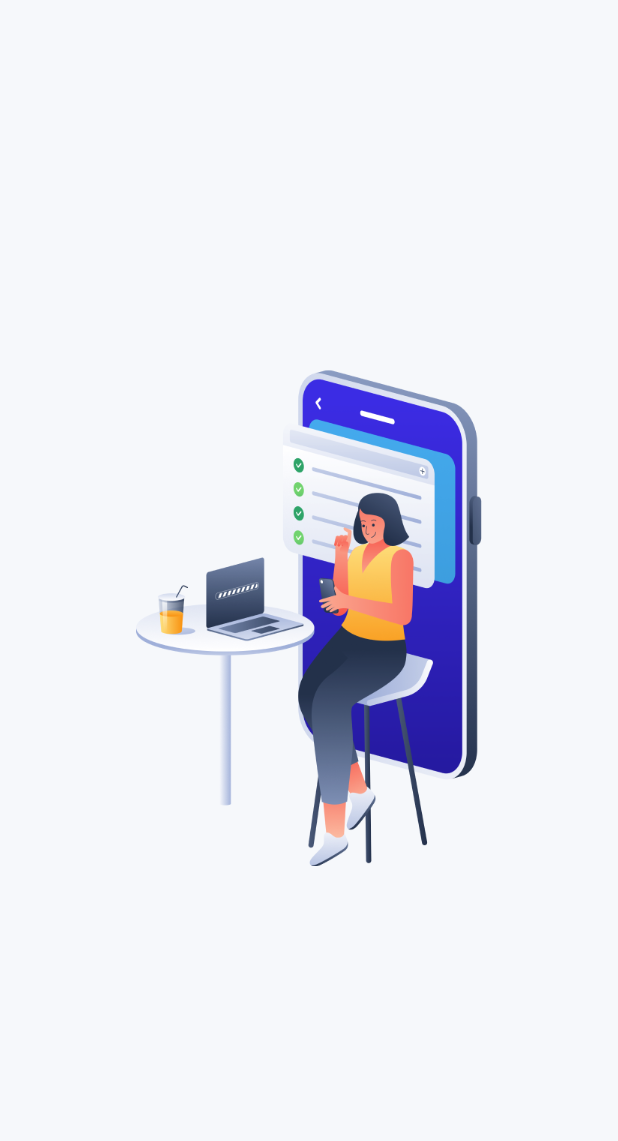
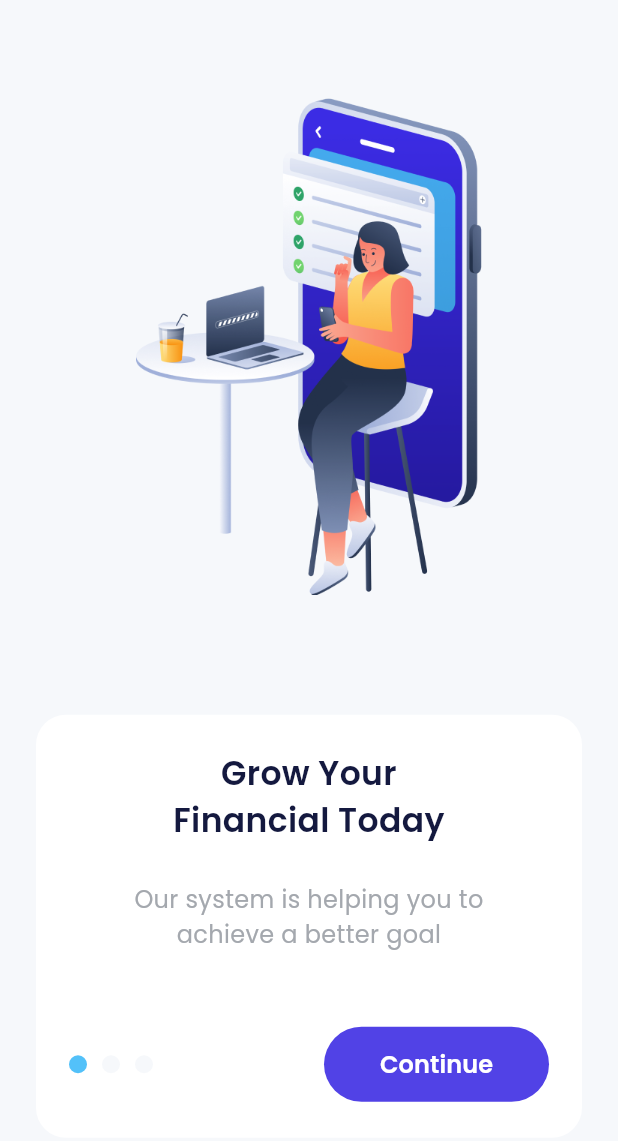
Before and after one commit to yowxy/E-Wallet, a Flutter app: the screen it shows after launch, on a phone screen of 412 x 824 dp. Shown: the top 1141 px of the screen. Run offline on Flutter 3.47's test engine with Material 3 defaults, Android fonts, the light colour scheme and no system bars; drawn by our look-alikes of carousel_slider; our stand-ins replace google_fonts.

Commit message:
slicing onboarding page part 2

```diff
--- a/lib/ui/pages/onboarding_pages.dart
+++ b/lib/ui/pages/onboarding_pages.dart
@@ -11,29 +11,120 @@ class OnboardingPage extends StatelessWidget {
       backgroundColor: lightBackgroundColor,
       body: Center(
         child: Column(
-
           mainAxisAlignment: MainAxisAlignment.center,
-
           children: [
             CarouselSlider(
               items: [
                 Image.asset(
                   'assets/img_onboarding1.png',
-                   height: 331,
+                  height: 331,
                 ),
                 Image.asset(
                   'assets/img_onboarding2.png',
-                   height: 331,
+                  height: 331,
                 ),
                 Image.asset(
                   'assets/img_onboarding3.png',
-                   height: 331,
+                  height: 331,
                 ),
               ],
               options: CarouselOptions(
                 height: 331,
                 viewportFraction: 1,
                 enableInfiniteScroll: false,
+              ),
+            ),
+            const SizedBox(
+              height: 80,
+            ),
+            Container(
+              margin: const EdgeInsets.symmetric(
+                horizontal: 24,
+              ),
+              padding: const EdgeInsets.symmetric(
+                horizontal: 22,
+                vertical: 24,
+              ),
+              decoration: BoxDecoration(
+                color: whiteColor,
+                borderRadius: BorderRadius.circular(20),
+              ),
+              child: Column(
+                children: [
+                  Text(
+                    'Grow Your\nFinancial Today',
+                    style: blackTextStyle.copyWith(
+                      fontSize: 22,
+                      fontWeight: semibold,
+                    ),
+                    textAlign: TextAlign.center,
+                  ),
+                  const SizedBox(
+                    height: 26,
+                  ),
+                  Text(
+                    'Our system is helping you to \nachieve a better goal',
+                    style: greyTextStyle.copyWith(
+                      fontSize: 16,
+                    ),
+                    textAlign: TextAlign.center,
+                  ),
+                  const SizedBox(
+                    height: 50,
+                  ),
+                  Row(
+                    children: [
+                      Container(
+                        width: 12,
+                        height: 12,
+                        margin: EdgeInsets.only(right: 10),
+                        decoration: BoxDecoration(
+                          shape: BoxShape.circle,
+                          color: blueColor,
+                        ),
+                      ),
+                      Container(
+                        width: 12,
+                        height: 12,
+                        margin: EdgeInsets.only(right: 10),
+                        decoration: BoxDecoration(
+                          shape: BoxShape.circle,
+                          color: lightBackgroundColor,
+                        ),
+                      ),
+                      Container(
+                        width: 12,
+                        height: 12,
+                        margin: EdgeInsets.only(right: 10),
+                        decoration: BoxDecoration(
+                          shape: BoxShape.circle,
+                          color: lightBackgroundColor,
+                        ),
+                      ),
+                      const Spacer(),
+                      Container(
+                        width: 150,
+                        height: 50,
+                        child: TextButton(
+                            onPressed: () {},
+                            style: TextButton.styleFrom(
+                              backgroundColor: purpleColor,
+                              shape: RoundedRectangleBorder(
+                                borderRadius: BorderRadius.circular(56)
+                              )
+                            ),
+                            child: Text(
+                              'Continue',
+                              style: whiteTextStyle.copyWith(
+                                fontSize: 16,
+                                fontWeight: semibold,
+                              ),
+                              )
+                          ),
+                      )
+                    ],
+                  ),
+                ],
               ),
             )
           ],
```
